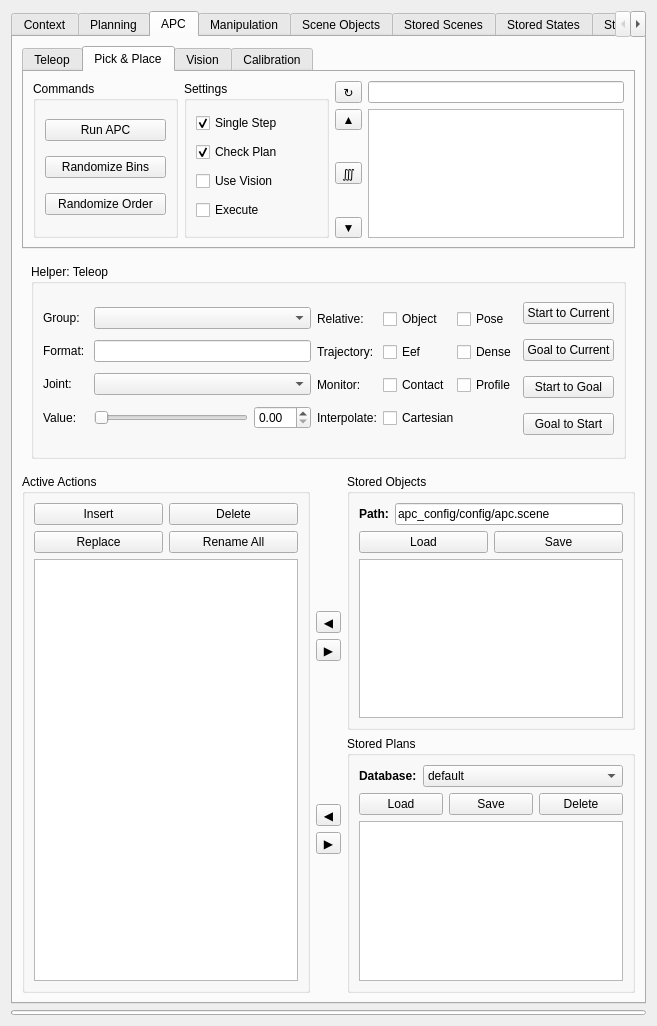
Old version of the form visualization/motion_planning_rviz_plugin/src/ui/motion_planning_rviz_plugin_frame.ui in the repository ehuang3/moveit_ros.
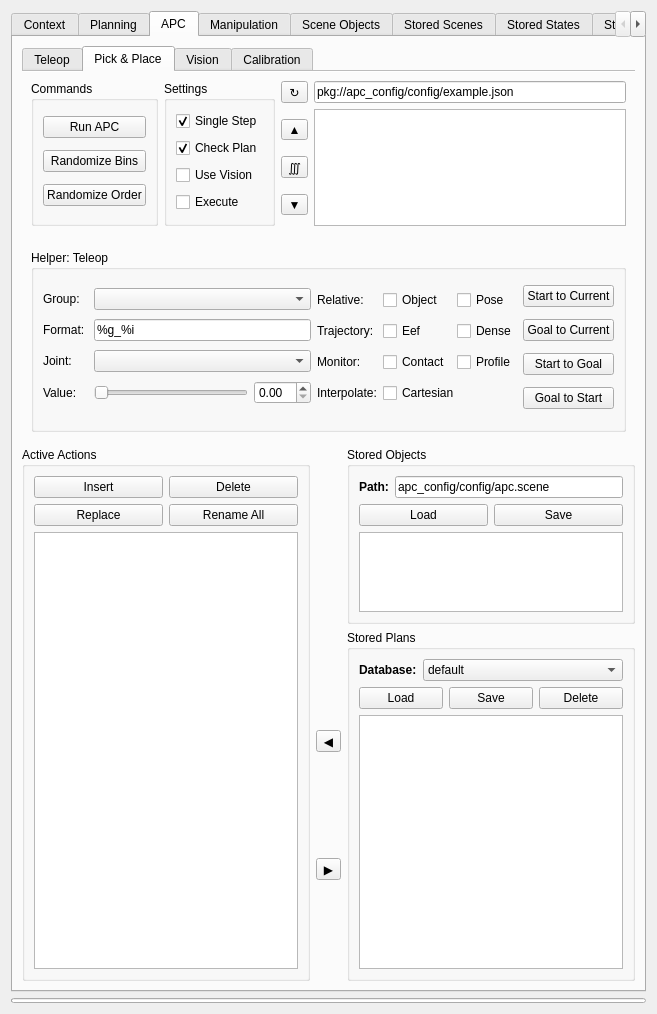
New version of the form. The open tabs and pages were chosen to show the change.

Diff of the .ui file:
```diff
--- a/visualization/motion_planning_rviz_plugin/src/ui/motion_planning_rviz_plugin_frame.ui
+++ b/visualization/motion_planning_rviz_plugin/src/ui/motion_planning_rviz_plugin_frame.ui
@@ -7,7 +7,7 @@
     <x>0</x>
     <y>0</y>
     <width>657</width>
-    <height>1026</height>
+    <height>1014</height>
    </rect>
   </property>
   <property name="windowTitle">
@@ -311,7 +311,7 @@
                    <x>0</x>
                    <y>0</y>
                    <width>99</width>
-                   <height>71</height>
+                   <height>70</height>
                   </rect>
                  </property>
                  <attribute name="label">
@@ -360,7 +360,7 @@
                   <rect>
                    <x>0</x>
                    <y>0</y>
-                   <width>209</width>
+                   <width>221</width>
                    <height>127</height>
                   </rect>
                  </property>
@@ -731,215 +731,57 @@
          <property name="verticalSpacing">
           <number>6</number>
          </property>
-         <item row="2" column="0">
-          <widget class="QGroupBox" name="groupBox_18">
-           <property name="title">
-            <string>Active Actions</string>
-           </property>
-           <layout class="QVBoxLayout" name="verticalLayout_18">
-            <item>
-             <layout class="QGridLayout" name="gridLayout_20">
-              <item row="2" column="2">
-               <widget class="QPushButton" name="insert_goal_button">
-                <property name="sizePolicy">
-                 <sizepolicy hsizetype="Preferred" vsizetype="Fixed">
-                  <horstretch>0</horstretch>
-                  <verstretch>0</verstretch>
-                 </sizepolicy>
-                </property>
-                <property name="text">
-                 <string>Insert</string>
-                </property>
-               </widget>
-              </item>
-              <item row="4" column="2">
-               <widget class="QPushButton" name="pushButton_3">
-                <property name="text">
-                 <string>Replace</string>
-                </property>
-               </widget>
-              </item>
-              <item row="2" column="3">
-               <widget class="QPushButton" name="delete_goal_button">
-                <property name="sizePolicy">
-                 <sizepolicy hsizetype="Preferred" vsizetype="Fixed">
-                  <horstretch>0</horstretch>
-                  <verstretch>0</verstretch>
-                 </sizepolicy>
-                </property>
-                <property name="text">
-                 <string>Delete</string>
-                </property>
-               </widget>
-              </item>
-              <item row="4" column="3">
-               <widget class="QPushButton" name="pushButton_5">
-                <property name="text">
-                 <string>Rename All</string>
-                </property>
-               </widget>
-              </item>
-             </layout>
-            </item>
-            <item>
-             <layout class="QHBoxLayout" name="horizontalLayout_18">
-              <item>
-               <widget class="QListWidget" name="active_goals_list">
-                <property name="editTriggers">
-                 <set>QAbstractItemView::EditKeyPressed</set>
-                </property>
-                <property name="dragEnabled">
-                 <bool>true</bool>
-                </property>
-                <property name="dragDropMode">
-                 <enum>QAbstractItemView::DragDrop</enum>
-                </property>
-                <property name="defaultDropAction">
-                 <enum>Qt::MoveAction</enum>
-                </property>
-                <property name="alternatingRowColors">
-                 <bool>false</bool>
-                </property>
-                <property name="selectionMode">
-                 <enum>QAbstractItemView::ContiguousSelection</enum>
-                </property>
-               </widget>
-              </item>
-             </layout>
-            </item>
-           </layout>
-          </widget>
-         </item>
-         <item row="2" column="1">
-          <layout class="QGridLayout" name="gridLayout_21">
-           <property name="sizeConstraint">
-            <enum>QLayout::SetDefaultConstraint</enum>
-           </property>
+         <item row="3" column="1">
+          <layout class="QGridLayout" name="gridLayout_25">
            <item row="1" column="0">
-            <layout class="QGridLayout" name="gridLayout_25">
-             <item row="1" column="0">
-              <widget class="QToolButton" name="active_to_stored_button">
-               <property name="sizePolicy">
-                <sizepolicy hsizetype="Preferred" vsizetype="Fixed">
-                 <horstretch>0</horstretch>
-                 <verstretch>0</verstretch>
-                </sizepolicy>
-               </property>
-               <property name="text">
-                <string>▶</string>
-               </property>
-               <property name="iconSize">
-                <size>
-                 <width>16</width>
-                 <height>16</height>
-                </size>
-               </property>
-              </widget>
-             </item>
-             <item row="0" column="0">
-              <widget class="QToolButton" name="stored_to_active_button">
-               <property name="sizePolicy">
-                <sizepolicy hsizetype="Preferred" vsizetype="Fixed">
-                 <horstretch>0</horstretch>
-                 <verstretch>0</verstretch>
-                </sizepolicy>
-               </property>
-               <property name="text">
-                <string>◀</string>
-               </property>
-              </widget>
-             </item>
-            </layout>
+            <widget class="QToolButton" name="active_to_stored_button">
+             <property name="sizePolicy">
+              <sizepolicy hsizetype="Preferred" vsizetype="Fixed">
+               <horstretch>0</horstretch>
+               <verstretch>0</verstretch>
+              </sizepolicy>
+             </property>
+             <property name="text">
+              <string>▶</string>
+             </property>
+             <property name="iconSize">
+              <size>
+               <width>16</width>
+               <height>16</height>
+              </size>
+             </property>
+            </widget>
            </item>
            <item row="0" column="0">
-            <layout class="QGridLayout" name="gridLayout_24">
-             <item row="0" column="0">
-              <widget class="QToolButton" name="object_to_goals_button">
-               <property name="text">
-                <string>◀</string>
-               </property>
-              </widget>
-             </item>
-             <item row="1" column="0">
-              <widget class="QToolButton" name="goal_to_objects_button">
-               <property name="text">
-                <string>▶</string>
-               </property>
-              </widget>
-             </item>
-            </layout>
+            <widget class="QToolButton" name="stored_to_active_button">
+             <property name="sizePolicy">
+              <sizepolicy hsizetype="Preferred" vsizetype="Fixed">
+               <horstretch>0</horstretch>
+               <verstretch>0</verstretch>
+              </sizepolicy>
+             </property>
+             <property name="text">
+              <string>◀</string>
+             </property>
+            </widget>
            </item>
           </layout>
          </item>
-         <item row="2" column="2">
+         <item row="3" column="2">
           <layout class="QVBoxLayout" name="verticalLayout_15">
-           <item>
-            <widget class="QGroupBox" name="groupBox_21">
-             <property name="title">
-              <string>Stored Objects</string>
-             </property>
-             <layout class="QVBoxLayout" name="verticalLayout_19">
-              <item>
-               <layout class="QHBoxLayout" name="horizontalLayout_25">
-                <item>
-                 <widget class="QLabel" name="label_23">
-                  <property name="sizePolicy">
-                   <sizepolicy hsizetype="Fixed" vsizetype="Preferred">
-                    <horstretch>0</horstretch>
-                    <verstretch>0</verstretch>
-                   </sizepolicy>
-                  </property>
-                  <property name="font">
-                   <font>
-                    <weight>75</weight>
-                    <bold>true</bold>
-                   </font>
-                  </property>
-                  <property name="text">
-                   <string>Path:</string>
-                  </property>
-                 </widget>
-                </item>
-                <item>
-                 <widget class="QLineEdit" name="objects_path_line_edit">
-                  <property name="text">
-                   <string>apc_config/config/apc.scene</string>
-                  </property>
-                 </widget>
-                </item>
-               </layout>
-              </item>
-              <item>
-               <layout class="QHBoxLayout" name="horizontalLayout_24">
-                <item>
-                 <widget class="QPushButton" name="load_objects_button">
-                  <property name="text">
-                   <string>Load</string>
-                  </property>
-                 </widget>
-                </item>
-                <item>
-                 <widget class="QPushButton" name="save_objects_button">
-                  <property name="text">
-                   <string>Save</string>
-                  </property>
-                 </widget>
-                </item>
-               </layout>
-              </item>
-              <item>
-               <widget class="QListWidget" name="object_list_widget"/>
-              </item>
-             </layout>
-            </widget>
-           </item>
            <item>
             <widget class="QGroupBox" name="groupBox_19">
+             <property name="sizePolicy">
+              <sizepolicy hsizetype="Preferred" vsizetype="Expanding">
+               <horstretch>0</horstretch>
+               <verstretch>0</verstretch>
+              </sizepolicy>
+             </property>
              <property name="title">
               <string>Stored Plans</string>
              </property>
-             <layout class="QVBoxLayout" name="verticalLayout_16">
-              <item>
+             <layout class="QGridLayout" name="gridLayout_24">
+              <item row="0" column="0" colspan="2">
                <layout class="QHBoxLayout" name="horizontalLayout_17">
                 <item>
                  <widget class="QLabel" name="label_15">
@@ -994,7 +836,7 @@
                 </item>
                </layout>
               </item>
-              <item>
+              <item row="1" column="0" colspan="2">
                <layout class="QHBoxLayout" name="horizontalLayout_13">
                 <item>
                  <widget class="QPushButton" name="load_plans_button">
@@ -1019,8 +861,14 @@
                 </item>
                </layout>
               </item>
-              <item>
+              <item row="2" column="0" colspan="2">
                <widget class="QTreeWidget" name="stored_plans_tree">
+                <property name="sizePolicy">
+                 <sizepolicy hsizetype="Expanding" vsizetype="Expanding">
+                  <horstretch>0</horstretch>
+                  <verstretch>0</verstretch>
+                 </sizepolicy>
+                </property>
                 <property name="acceptDrops">
                  <bool>false</bool>
                 </property>
@@ -1058,11 +906,26 @@
           <layout class="QHBoxLayout" name="horizontalLayout_22">
            <item>
             <widget class="QTabWidget" name="tabWidget_2">
+             <property name="sizePolicy">
+              <sizepolicy hsizetype="Expanding" vsizetype="Preferred">
+               <horstretch>0</horstretch>
+               <verstretch>0</verstretch>
+              </sizepolicy>
+             </property>
+             <property name="minimumSize">
+              <size>
+               <width>0</width>
+               <height>0</height>
+              </size>
+             </property>
              <property name="tabPosition">
               <enum>QTabWidget::North</enum>
              </property>
              <property name="currentIndex">
-              <number>0</number>
+              <number>1</number>
+             </property>
+             <property name="documentMode">
+              <bool>true</bool>
              </property>
              <widget class="QWidget" name="tabWidget_2Page1">
               <attribute name="title">
@@ -1135,7 +998,14 @@
                 </widget>
                </item>
                <item row="0" column="2" rowspan="2">
-                <widget class="QTextEdit" name="textEdit"/>
+                <widget class="QTextEdit" name="textEdit">
+                 <property name="sizePolicy">
+                  <sizepolicy hsizetype="Expanding" vsizetype="Ignored">
+                   <horstretch>0</horstretch>
+                   <verstretch>0</verstretch>
+                  </sizepolicy>
+                 </property>
+                </widget>
                </item>
                <item row="0" column="1">
                 <widget class="QGroupBox" name="groupBox_32">
@@ -1168,8 +1038,11 @@
                </item>
                <item row="1" column="0" colspan="2">
                 <layout class="QGridLayout" name="gridLayout_45">
+                 <property name="sizeConstraint">
+                  <enum>QLayout::SetFixedSize</enum>
+                 </property>
                  <item row="0" column="1">
-                  <widget class="QLineEdit" name="lineEdit_5">
+                  <widget class="QLineEdit" name="execute_progress_line_edit">
                    <property name="sizePolicy">
                     <sizepolicy hsizetype="Preferred" vsizetype="Fixed">
                      <horstretch>0</horstretch>
@@ -1198,7 +1071,7 @@
                   </widget>
                  </item>
                  <item row="0" column="0">
-                  <widget class="QLabel" name="label_11">
+                  <widget class="QLabel" name="label_34">
                    <property name="sizePolicy">
                     <sizepolicy hsizetype="Fixed" vsizetype="Fixed">
                      <horstretch>0</horstretch>
@@ -1243,6 +1116,12 @@
               <layout class="QGridLayout" name="gridLayout_34">
                <item row="0" column="0" rowspan="4">
                 <widget class="QGroupBox" name="groupBox_29">
+                 <property name="sizePolicy">
+                  <sizepolicy hsizetype="Preferred" vsizetype="Preferred">
+                   <horstretch>0</horstretch>
+                   <verstretch>0</verstretch>
+                  </sizepolicy>
+                 </property>
                  <property name="title">
                   <string>Commands</string>
                  </property>
@@ -1282,23 +1161,7 @@
                  <property name="sizeConstraint">
                   <enum>QLayout::SetMinimumSize</enum>
                  </property>
-                 <item row="2" column="3" rowspan="2">
-                  <widget class="QTextEdit" name="json_display_text_edit">
-                   <property name="sizePolicy">
-                    <sizepolicy hsizetype="Preferred" vsizetype="Expanding">
-                     <horstretch>0</horstretch>
-                     <verstretch>0</verstretch>
-                    </sizepolicy>
-                   </property>
-                   <property name="readOnly">
-                    <bool>true</bool>
-                   </property>
-                   <property name="textInteractionFlags">
-                    <set>Qt::NoTextInteraction</set>
-                   </property>
-                  </widget>
-                 </item>
-                 <item row="1" column="3">
+                 <item row="0" column="1">
                   <widget class="QLineEdit" name="json_path_line_edit">
                    <property name="sizePolicy">
                     <sizepolicy hsizetype="Preferred" vsizetype="Fixed">
@@ -1306,32 +1169,35 @@
                      <verstretch>0</verstretch>
                     </sizepolicy>
                    </property>
+                   <property name="text">
+                    <string>pkg://apc_config/config/example.json</string>
+                   </property>
                   </widget>
                  </item>
-                 <item row="1" column="2" rowspan="3">
+                 <item row="0" column="0">
+                  <widget class="QToolButton" name="reload_json_button">
+                   <property name="sizePolicy">
+                    <sizepolicy hsizetype="Minimum" vsizetype="Fixed">
+                     <horstretch>0</horstretch>
+                     <verstretch>0</verstretch>
+                    </sizepolicy>
+                   </property>
+                   <property name="font">
+                    <font>
+                     <pointsize>9</pointsize>
+                     <weight>50</weight>
+                     <bold>false</bold>
+                    </font>
+                   </property>
+                   <property name="text">
+                    <string>↻</string>
+                   </property>
+                  </widget>
+                 </item>
+                 <item row="1" column="0" rowspan="2">
                   <layout class="QVBoxLayout" name="verticalLayout_13">
                    <item>
-                    <widget class="QToolButton" name="reload_json_button">
-                     <property name="sizePolicy">
-                      <sizepolicy hsizetype="Minimum" vsizetype="Fixed">
-                       <horstretch>0</horstretch>
-                       <verstretch>0</verstretch>
-                      </sizepolicy>
-                     </property>
-                     <property name="font">
-                      <font>
-                       <pointsize>9</pointsize>
-                       <weight>50</weight>
-                       <bold>false</bold>
-                      </font>
-                     </property>
-                     <property name="text">
-                      <string>↻</string>
-                     </property>
-                    </widget>
-                   </item>
-                   <item>
-                    <widget class="QToolButton" name="json_prev_button">
+                    <widget class="QToolButton" name="prev_json_button">
                      <property name="sizePolicy">
                       <sizepolicy hsizetype="Minimum" vsizetype="Fixed">
                        <horstretch>0</horstretch>
@@ -1348,10 +1214,13 @@
                      <property name="orientation">
                       <enum>Qt::Vertical</enum>
                      </property>
+                     <property name="sizeType">
+                      <enum>QSizePolicy::Preferred</enum>
+                     </property>
                      <property name="sizeHint" stdset="0">
                       <size>
                        <width>20</width>
-                       <height>40</height>
+                       <height>0</height>
                       </size>
                      </property>
                     </spacer>
@@ -1374,16 +1243,19 @@
                      <property name="orientation">
                       <enum>Qt::Vertical</enum>
                      </property>
+                     <property name="sizeType">
+                      <enum>QSizePolicy::Preferred</enum>
+                     </property>
                      <property name="sizeHint" stdset="0">
                       <size>
                        <width>20</width>
-                       <height>40</height>
+                       <height>0</height>
                       </size>
                      </property>
                     </spacer>
                    </item>
                    <item>
-                    <widget class="QToolButton" name="json_next_button">
+                    <widget class="QToolButton" name="next_json_button">
                      <property name="sizePolicy">
                       <sizepolicy hsizetype="Minimum" vsizetype="Fixed">
                        <horstretch>0</horstretch>
@@ -1397,6 +1269,37 @@
                    </item>
                   </layout>
                  </item>
+                 <item row="1" column="1" rowspan="2">
+                  <widget class="QTableWidget" name="json_table_widget">
+                   <property name="sizePolicy">
+                    <sizepolicy hsizetype="Expanding" vsizetype="Ignored">
+                     <horstretch>0</horstretch>
+                     <verstretch>0</verstretch>
+                    </sizepolicy>
+                   </property>
+                   <property name="horizontalScrollBarPolicy">
+                    <enum>Qt::ScrollBarAlwaysOff</enum>
+                   </property>
+                   <property name="tabKeyNavigation">
+                    <bool>false</bool>
+                   </property>
+                   <property name="selectionMode">
+                    <enum>QAbstractItemView::SingleSelection</enum>
+                   </property>
+                   <property name="selectionBehavior">
+                    <enum>QAbstractItemView::SelectRows</enum>
+                   </property>
+                   <attribute name="horizontalHeaderDefaultSectionSize">
+                    <number>50</number>
+                   </attribute>
+                   <attribute name="horizontalHeaderMinimumSectionSize">
+                    <number>1</number>
+                   </attribute>
+                   <attribute name="horizontalHeaderStretchLastSection">
+                    <bool>true</bool>
+                   </attribute>
+                  </widget>
+                 </item>
                 </layout>
                </item>
                <item row="0" column="1" rowspan="4">
@@ -1482,13 +1385,34 @@
          </item>
          <item row="1" column="0" colspan="3">
           <widget class="QStackedWidget" name="stackedWidget">
+           <property name="sizePolicy">
+            <sizepolicy hsizetype="Preferred" vsizetype="Fixed">
+             <horstretch>0</horstretch>
+             <verstretch>0</verstretch>
+            </sizepolicy>
+           </property>
            <property name="currentIndex">
-            <number>0</number>
+            <number>5</number>
            </property>
            <widget class="QWidget" name="primitive_action_page">
             <layout class="QHBoxLayout" name="horizontalLayout_26">
              <item>
               <widget class="QGroupBox" name="groupBox_20">
+               <property name="enabled">
+                <bool>true</bool>
+               </property>
+               <property name="sizePolicy">
+                <sizepolicy hsizetype="Preferred" vsizetype="Minimum">
+                 <horstretch>0</horstretch>
+                 <verstretch>0</verstretch>
+                </sizepolicy>
+               </property>
+               <property name="minimumSize">
+                <size>
+                 <width>0</width>
+                 <height>1</height>
+                </size>
+               </property>
                <property name="title">
                 <string>Helper: Teleop</string>
                </property>
@@ -1759,10 +1683,10 @@
                 <item row="1" column="0" rowspan="4">
                  <layout class="QGridLayout" name="gridLayout_36">
                   <item row="3" column="2">
-                   <widget class="QDoubleSpinBox" name="doubleSpinBox_30"/>
+                   <widget class="QDoubleSpinBox" name="joint_spin_box"/>
                   </item>
                   <item row="3" column="1">
-                   <widget class="QSlider" name="horizontalSlider">
+                   <widget class="QSlider" name="joint_slider">
                     <property name="orientation">
                      <enum>Qt::Horizontal</enum>
                     </property>
@@ -1776,7 +1700,7 @@
                    </widget>
                   </item>
                   <item row="2" column="1" colspan="2">
-                   <widget class="QComboBox" name="comboBox_2"/>
+                   <widget class="QComboBox" name="joint_combo_box"/>
                   </item>
                   <item row="2" column="0">
                    <widget class="QLabel" name="label_33">
@@ -1793,6 +1717,9 @@
                       <verstretch>0</verstretch>
                      </sizepolicy>
                     </property>
+                    <property name="text">
+                     <string>%g_%i</string>
+                    </property>
                    </widget>
                   </item>
                   <item row="1" column="0">
@@ -1812,7 +1739,7 @@
                    </widget>
                   </item>
                   <item row="0" column="1" colspan="2">
-                   <widget class="QComboBox" name="comboBox">
+                   <widget class="QComboBox" name="group_combo_box">
                     <property name="sizePolicy">
                      <sizepolicy hsizetype="Preferred" vsizetype="Fixed">
                       <horstretch>0</horstretch>
@@ -2196,7 +2123,7 @@
                   <item row="0" column="0" colspan="2">
                    <widget class="QListWidget" name="listWidget">
                     <property name="sizePolicy">
-                     <sizepolicy hsizetype="Expanding" vsizetype="Preferred">
+                     <sizepolicy hsizetype="Expanding" vsizetype="Ignored">
                       <horstretch>0</horstretch>
                       <verstretch>0</verstretch>
                      </sizepolicy>
@@ -2427,6 +2354,185 @@
            </widget>
           </widget>
          </item>
+         <item row="2" column="0" rowspan="2">
+          <widget class="QGroupBox" name="groupBox_18">
+           <property name="sizePolicy">
+            <sizepolicy hsizetype="Preferred" vsizetype="Expanding">
+             <horstretch>0</horstretch>
+             <verstretch>0</verstretch>
+            </sizepolicy>
+           </property>
+           <property name="title">
+            <string>Active Actions</string>
+           </property>
+           <layout class="QVBoxLayout" name="verticalLayout_18">
+            <item>
+             <layout class="QGridLayout" name="gridLayout_20">
+              <item row="2" column="2">
+               <widget class="QPushButton" name="insert_action_button">
+                <property name="sizePolicy">
+                 <sizepolicy hsizetype="Preferred" vsizetype="Fixed">
+                  <horstretch>0</horstretch>
+                  <verstretch>0</verstretch>
+                 </sizepolicy>
+                </property>
+                <property name="text">
+                 <string>Insert</string>
+                </property>
+               </widget>
+              </item>
+              <item row="4" column="2">
+               <widget class="QPushButton" name="replace_action_button">
+                <property name="text">
+                 <string>Replace</string>
+                </property>
+               </widget>
+              </item>
+              <item row="2" column="3">
+               <widget class="QPushButton" name="delete_action_button">
+                <property name="sizePolicy">
+                 <sizepolicy hsizetype="Preferred" vsizetype="Fixed">
+                  <horstretch>0</horstretch>
+                  <verstretch>0</verstretch>
+                 </sizepolicy>
+                </property>
+                <property name="text">
+                 <string>Delete</string>
+                </property>
+               </widget>
+              </item>
+              <item row="4" column="3">
+               <widget class="QPushButton" name="rename_actions_button">
+                <property name="text">
+                 <string>Rename All</string>
+                </property>
+               </widget>
+              </item>
+             </layout>
+            </item>
+            <item>
+             <layout class="QHBoxLayout" name="horizontalLayout_18">
+              <item>
+               <widget class="QListWidget" name="active_actions_list">
+                <property name="sizePolicy">
+                 <sizepolicy hsizetype="Expanding" vsizetype="MinimumExpanding">
+                  <horstretch>0</horstretch>
+                  <verstretch>0</verstretch>
+                 </sizepolicy>
+                </property>
+                <property name="frameShape">
+                 <enum>QFrame::StyledPanel</enum>
+                </property>
+                <property name="editTriggers">
+                 <set>QAbstractItemView::EditKeyPressed</set>
+                </property>
+                <property name="dragEnabled">
+                 <bool>true</bool>
+                </property>
+                <property name="dragDropMode">
+                 <enum>QAbstractItemView::DragDrop</enum>
+                </property>
+                <property name="defaultDropAction">
+                 <enum>Qt::MoveAction</enum>
+                </property>
+                <property name="alternatingRowColors">
+                 <bool>false</bool>
+                </property>
+                <property name="selectionMode">
+                 <enum>QAbstractItemView::ContiguousSelection</enum>
+                </property>
+               </widget>
+              </item>
+             </layout>
+            </item>
+           </layout>
+          </widget>
+         </item>
+         <item row="2" column="2">
+          <widget class="QGroupBox" name="groupBox_21">
+           <property name="sizePolicy">
+            <sizepolicy hsizetype="Preferred" vsizetype="Preferred">
+             <horstretch>0</horstretch>
+             <verstretch>0</verstretch>
+            </sizepolicy>
+           </property>
+           <property name="title">
+            <string>Stored Objects</string>
+           </property>
+           <layout class="QVBoxLayout" name="verticalLayout_19">
+            <item>
+             <layout class="QHBoxLayout" name="horizontalLayout_25">
+              <item>
+               <widget class="QLabel" name="label_23">
+                <property name="sizePolicy">
+                 <sizepolicy hsizetype="Fixed" vsizetype="Preferred">
+                  <horstretch>0</horstretch>
+                  <verstretch>0</verstretch>
+                 </sizepolicy>
+                </property>
+                <property name="font">
+                 <font>
+                  <weight>75</weight>
+                  <bold>true</bold>
+                 </font>
+                </property>
+                <property name="text">
+                 <string>Path:</string>
+                </property>
+               </widget>
+              </item>
+              <item>
+               <widget class="QLineEdit" name="objects_path_line_edit">
+                <property name="text">
+                 <string>apc_config/config/apc.scene</string>
+                </property>
+               </widget>
+              </item>
+             </layout>
+            </item>
+            <item>
+             <layout class="QHBoxLayout" name="horizontalLayout_24">
+              <item>
+               <widget class="QPushButton" name="load_objects_button">
+                <property name="text">
+                 <string>Load</string>
+                </property>
+               </widget>
+              </item>
+              <item>
+               <widget class="QPushButton" name="save_objects_button">
+                <property name="text">
+                 <string>Save</string>
+                </property>
+               </widget>
+              </item>
+             </layout>
+            </item>
+            <item>
+             <widget class="QListWidget" name="object_list_widget">
+              <property name="sizePolicy">
+               <sizepolicy hsizetype="Expanding" vsizetype="Preferred">
+                <horstretch>0</horstretch>
+                <verstretch>0</verstretch>
+               </sizepolicy>
+              </property>
+              <property name="minimumSize">
+               <size>
+                <width>0</width>
+                <height>0</height>
+               </size>
+              </property>
+              <property name="maximumSize">
+               <size>
+                <width>16777215</width>
+                <height>80</height>
+               </size>
+              </property>
+             </widget>
+            </item>
+           </layout>
+          </widget>
+         </item>
         </layout>
        </item>
       </layout>
```
Left out of the diff: 2 changed lines with no effect on the pictures.
